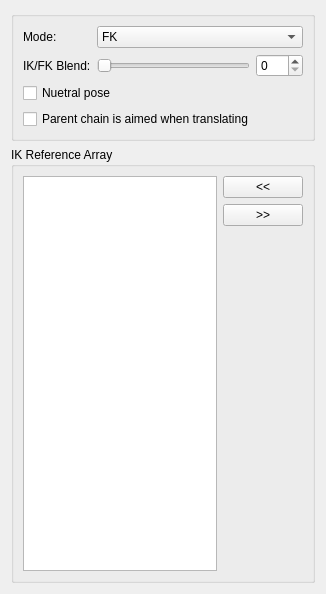
Old version of the form release/scripts/mgear/shifter_classic_components/chain_01/settingsUI.ui in the repository mgear-dev/mgear4.
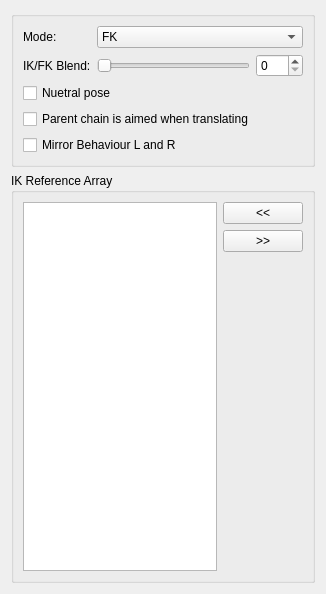
New version of the form.

Commit message: Added a mirror behaviour option

What changed in the file:
```diff
--- a/release/scripts/mgear/shifter_classic_components/chain_01/settingsUI.ui
+++ b/release/scripts/mgear/shifter_classic_components/chain_01/settingsUI.ui
@@ -106,6 +106,13 @@
           </property>
          </widget>
         </item>
+        <item>
+         <widget class="QCheckBox" name="mirrorBehaviour_checkBox">
+          <property name="text">
+           <string>Mirror Behaviour L and R</string>
+          </property>
+         </widget>
+        </item>
        </layout>
       </item>
      </layout>
```
Left out of the diff: 8 changed lines with no effect on the pictures. The commit also changes 3 other files.
